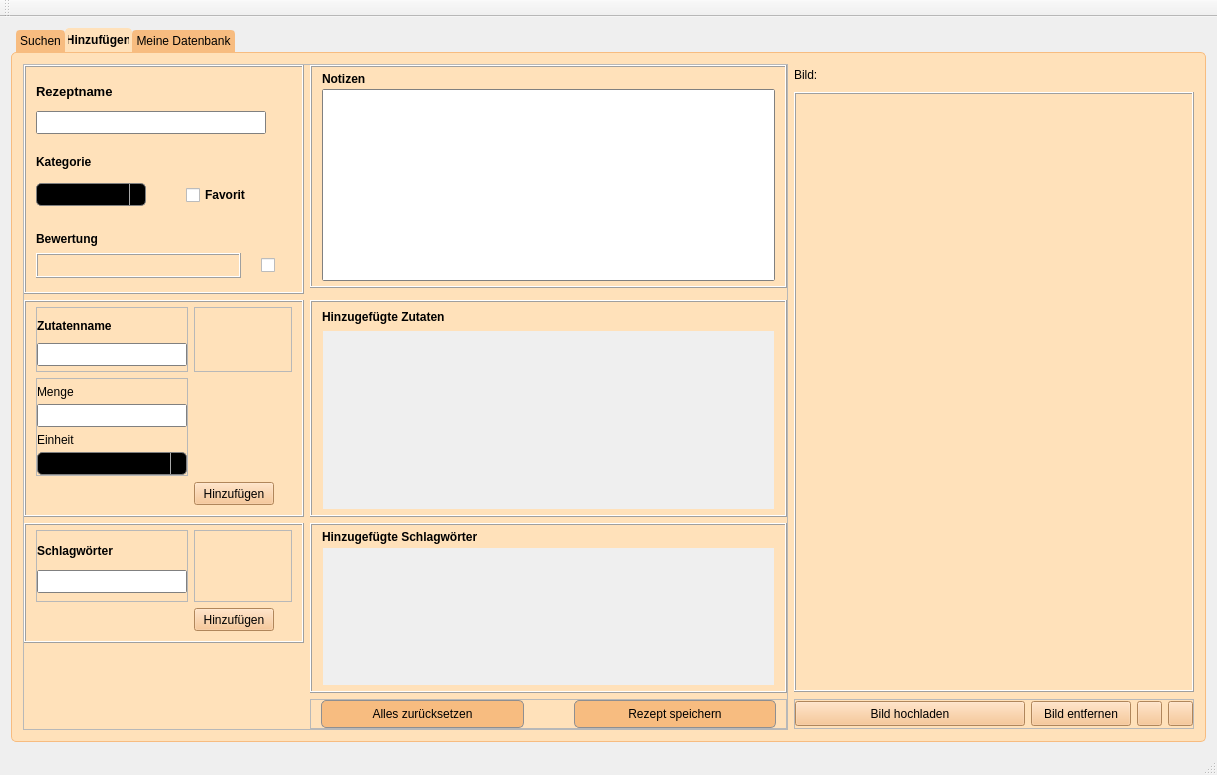
The window that mainwindow.ui (DaDarkDan/CookAndBakeryDb) describes before a commit, drawn with Qt 5.
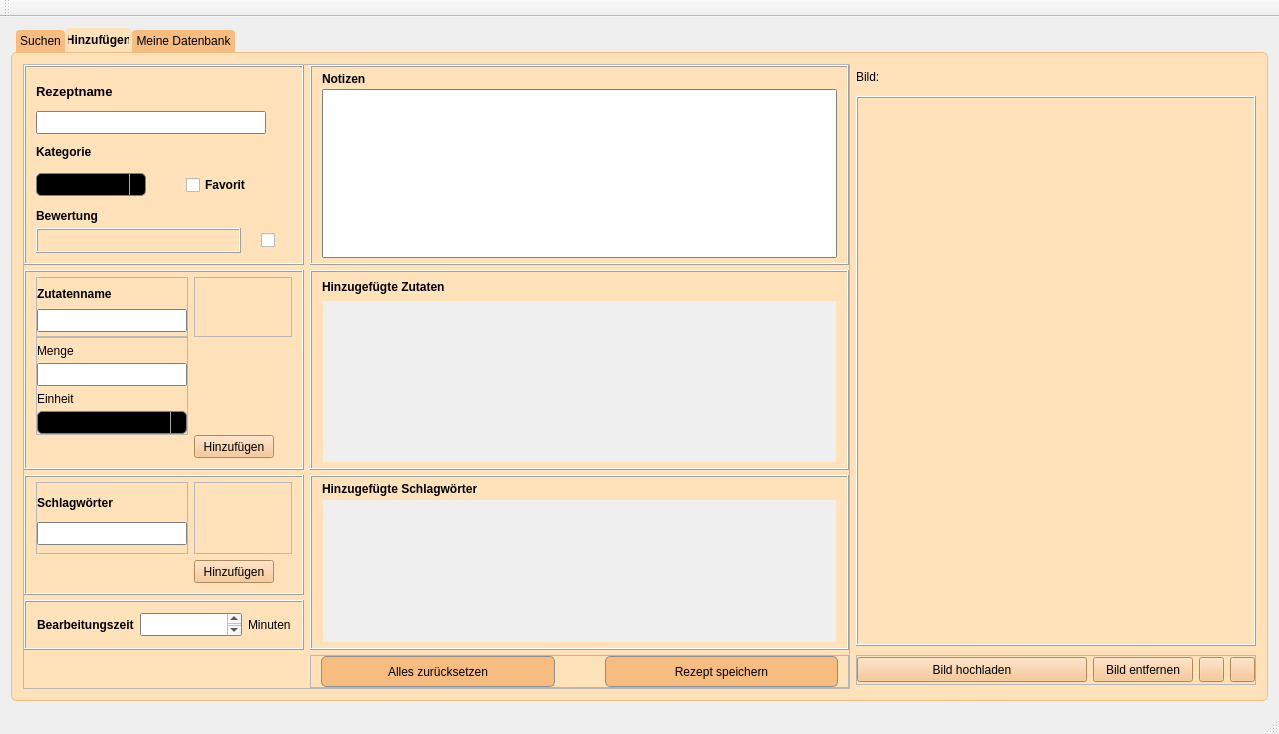
The same window after the commit. The open tabs and pages were chosen to show the change. Icons and pictures are not drawn.

Commit message: Added Change Dialog frame

```diff
--- a/mainwindow.ui
+++ b/mainwindow.ui
@@ -6,8 +6,8 @@
    <rect>
     <x>0</x>
     <y>0</y>
-    <width>1217</width>
-    <height>775</height>
+    <width>1279</width>
+    <height>734</height>
    </rect>
   </property>
   <property name="minimumSize">
@@ -1371,360 +1371,21 @@
            <property name="bottomMargin">
             <number>0</number>
            </property>
-           <item row="0" column="1" rowspan="2">
-            <widget class="QFrame" name="createNameCategoryFrame">
-             <property name="minimumSize">
-              <size>
-               <width>280</width>
-               <height>130</height>
-              </size>
-             </property>
-             <property name="maximumSize">
-              <size>
-               <width>280</width>
-               <height>16777215</height>
-              </size>
-             </property>
-             <property name="frameShape">
-              <enum>QFrame::Box</enum>
-             </property>
-             <property name="frameShadow">
-              <enum>QFrame::Raised</enum>
-             </property>
-             <property name="lineWidth">
-              <number>1</number>
-             </property>
-             <layout class="QGridLayout" name="gridLayout_3">
-              <property name="sizeConstraint">
-               <enum>QLayout::SetDefaultConstraint</enum>
-              </property>
-              <property name="leftMargin">
-               <number>10</number>
-              </property>
-              <property name="topMargin">
-               <number>5</number>
-              </property>
-              <property name="rightMargin">
-               <number>10</number>
-              </property>
-              <property name="bottomMargin">
-               <number>10</number>
-              </property>
-              <item row="4" column="0">
-               <widget class="QFrame" name="frame_4">
-                <property name="minimumSize">
-                 <size>
-                  <width>0</width>
-                  <height>50</height>
-                 </size>
-                </property>
-                <property name="frameShape">
-                 <enum>QFrame::NoFrame</enum>
-                </property>
-                <property name="frameShadow">
-                 <enum>QFrame::Raised</enum>
-                </property>
-                <layout class="QGridLayout" name="gridLayout_7">
-                 <property name="leftMargin">
-                  <number>0</number>
-                 </property>
-                 <property name="topMargin">
-                  <number>0</number>
-                 </property>
-                 <property name="rightMargin">
-                  <number>0</number>
-                 </property>
-                 <property name="bottomMargin">
-                  <number>0</number>
-                 </property>
-                 <property name="horizontalSpacing">
-                  <number>20</number>
-                 </property>
-                 <property name="verticalSpacing">
-                  <number>0</number>
-                 </property>
-                 <item row="0" column="0">
-                  <widget class="QLabel" name="createRatingTitleLabel">
-                   <property name="minimumSize">
-                    <size>
-                     <width>100</width>
-                     <height>25</height>
-                    </size>
-                   </property>
-                   <property name="maximumSize">
-                    <size>
-                     <width>100</width>
-                     <height>25</height>
-                    </size>
-                   </property>
-                   <property name="font">
-                    <font>
-                     <weight>75</weight>
-                     <bold>true</bold>
-                    </font>
-                   </property>
-                   <property name="frameShape">
-                    <enum>QFrame::NoFrame</enum>
-                   </property>
-                   <property name="text">
-                    <string>Bewertung</string>
-                   </property>
-                  </widget>
-                 </item>
-                 <item row="1" column="0">
-                  <widget class="QFrame" name="createRatingStarFrame">
-                   <property name="sizePolicy">
-                    <sizepolicy hsizetype="Preferred" vsizetype="Preferred">
-                     <horstretch>0</horstretch>
-                     <verstretch>0</verstretch>
-                    </sizepolicy>
-                   </property>
-                   <property name="minimumSize">
-                    <size>
-                     <width>205</width>
-                     <height>25</height>
-                    </size>
-                   </property>
-                   <property name="maximumSize">
-                    <size>
-                     <width>205</width>
-                     <height>25</height>
-                    </size>
-                   </property>
-                   <property name="frameShape">
-                    <enum>QFrame::Box</enum>
-                   </property>
-                   <property name="frameShadow">
-                    <enum>QFrame::Raised</enum>
-                   </property>
-                  </widget>
-                 </item>
-                 <item row="1" column="1">
-                  <widget class="QCheckBox" name="createRatingCheckBox">
-                   <property name="minimumSize">
-                    <size>
-                     <width>25</width>
-                     <height>25</height>
-                    </size>
-                   </property>
-                   <property name="text">
-                    <string/>
-                   </property>
-                  </widget>
-                 </item>
-                </layout>
-               </widget>
-              </item>
-              <item row="0" column="0">
-               <widget class="QFrame" name="frame_2">
-                <property name="minimumSize">
-                 <size>
-                  <width>250</width>
-                  <height>70</height>
-                 </size>
-                </property>
-                <property name="frameShape">
-                 <enum>QFrame::NoFrame</enum>
-                </property>
-                <property name="frameShadow">
-                 <enum>QFrame::Raised</enum>
-                </property>
-                <layout class="QVBoxLayout" name="verticalLayout_6">
-                 <property name="spacing">
-                  <number>0</number>
-                 </property>
-                 <property name="leftMargin">
-                  <number>0</number>
-                 </property>
-                 <property name="topMargin">
-                  <number>0</number>
-                 </property>
-                 <property name="rightMargin">
-                  <number>0</number>
-                 </property>
-                 <property name="bottomMargin">
-                  <number>0</number>
-                 </property>
-                 <item>
-                  <widget class="QLabel" name="createNameTitleLabel">
-                   <property name="minimumSize">
-                    <size>
-                     <width>150</width>
-                     <height>25</height>
-                    </size>
-                   </property>
-                   <property name="maximumSize">
-                    <size>
-                     <width>150</width>
-                     <height>25</height>
-                    </size>
-                   </property>
-                   <property name="font">
-                    <font>
-                     <pointsize>10</pointsize>
-                     <weight>75</weight>
-                     <bold>true</bold>
-                    </font>
-                   </property>
-                   <property name="text">
-                    <string>Rezeptname</string>
-                   </property>
-                  </widget>
-                 </item>
-                 <item>
-                  <widget class="QTextEdit" name="createNameTxtEdit">
-                   <property name="sizePolicy">
-                    <sizepolicy hsizetype="Preferred" vsizetype="Preferred">
-                     <horstretch>0</horstretch>
-                     <verstretch>0</verstretch>
-                    </sizepolicy>
-                   </property>
-                   <property name="minimumSize">
-                    <size>
-                     <width>230</width>
-                     <height>23</height>
-                    </size>
-                   </property>
-                   <property name="maximumSize">
-                    <size>
-                     <width>230</width>
-                     <height>23</height>
-                    </size>
-                   </property>
-                   <property name="verticalScrollBarPolicy">
-                    <enum>Qt::ScrollBarAlwaysOff</enum>
-                   </property>
-                  </widget>
-                 </item>
-                </layout>
-               </widget>
-              </item>
-              <item row="1" column="0">
-               <widget class="QFrame" name="frame_3">
-                <property name="minimumSize">
-                 <size>
-                  <width>200</width>
-                  <height>70</height>
-                 </size>
-                </property>
-                <property name="frameShape">
-                 <enum>QFrame::NoFrame</enum>
-                </property>
-                <property name="frameShadow">
-                 <enum>QFrame::Raised</enum>
-                </property>
-                <layout class="QGridLayout" name="gridLayout_6">
-                 <property name="leftMargin">
-                  <number>0</number>
-                 </property>
-                 <property name="topMargin">
-                  <number>0</number>
-                 </property>
-                 <property name="rightMargin">
-                  <number>0</number>
-                 </property>
-                 <property name="bottomMargin">
-                  <number>0</number>
-                 </property>
-                 <property name="horizontalSpacing">
-                  <number>40</number>
-                 </property>
-                 <property name="verticalSpacing">
-                  <number>0</number>
-                 </property>
-                 <item row="0" column="0">
-                  <widget class="QLabel" name="createCategoryTItleLabel">
-                   <property name="minimumSize">
-                    <size>
-                     <width>100</width>
-                     <height>25</height>
-                    </size>
-                   </property>
-                   <property name="maximumSize">
-                    <size>
-                     <width>100</width>
-                     <height>25</height>
-                    </size>
-                   </property>
-                   <property name="font">
-                    <font>
-                     <weight>75</weight>
-                     <bold>true</bold>
-                    </font>
-                   </property>
-                   <property name="text">
-                    <string>Kategorie</string>
-                   </property>
-                  </widget>
-                 </item>
-                 <item row="1" column="0">
-                  <widget class="QComboBox" name="createCategoryComboBox">
-                   <property name="sizePolicy">
-                    <sizepolicy hsizetype="Preferred" vsizetype="Preferred">
-                     <horstretch>0</horstretch>
-                     <verstretch>0</verstretch>
-                    </sizepolicy>
-                   </property>
-                   <property name="minimumSize">
-                    <size>
-                     <width>110</width>
-                     <height>23</height>
-                    </size>
-                   </property>
-                   <property name="maximumSize">
-                    <size>
-                     <width>110</width>
-                     <height>23</height>
-                    </size>
-                   </property>
-                  </widget>
-                 </item>
-                 <item row="1" column="1">
-                  <widget class="QCheckBox" name="createFavouriteCheckBox">
-                   <property name="minimumSize">
-                    <size>
-                     <width>100</width>
-                     <height>40</height>
-                    </size>
-                   </property>
-                   <property name="font">
-                    <font>
-                     <weight>75</weight>
-                     <bold>true</bold>
-                    </font>
-                   </property>
-                   <property name="text">
-                    <string>Favorit</string>
-                   </property>
-                   <property name="iconSize">
-                    <size>
-                     <width>16</width>
-                     <height>16</height>
-                    </size>
-                   </property>
-                   <property name="tristate">
-                    <bool>false</bool>
-                   </property>
-                  </widget>
-                 </item>
-                </layout>
-               </widget>
-              </item>
-             </layout>
-            </widget>
-           </item>
+           <property name="verticalSpacing">
+            <number>5</number>
+           </property>
            <item row="0" column="2">
             <widget class="QFrame" name="createNotesFrame">
              <property name="minimumSize">
               <size>
                <width>400</width>
-               <height>150</height>
+               <height>200</height>
               </size>
              </property>
              <property name="maximumSize">
               <size>
                <width>16777215</width>
-               <height>16777215</height>
+               <height>200</height>
               </size>
              </property>
              <property name="frameShape">
@@ -1804,13 +1465,13 @@
              <property name="minimumSize">
               <size>
                <width>280</width>
-               <height>170</height>
+               <height>200</height>
               </size>
              </property>
              <property name="maximumSize">
               <size>
                <width>280</width>
-               <height>16777215</height>
+               <height>200</height>
               </size>
              </property>
              <property name="frameShape">
@@ -1838,6 +1499,9 @@
               <property name="bottomMargin">
                <number>10</number>
               </property>
+              <property name="verticalSpacing">
+               <number>0</number>
+              </property>
               <item row="2" column="2">
                <widget class="QPushButton" name="createAddIngredientBtn">
                 <property name="sizePolicy">
@@ -2149,7 +1813,7 @@
              <property name="maximumSize">
               <size>
                <width>280</width>
-               <height>16777215</height>
+               <height>120</height>
               </size>
              </property>
              <property name="frameShape">
@@ -2346,13 +2010,13 @@
              <property name="minimumSize">
               <size>
                <width>400</width>
-               <height>170</height>
+               <height>200</height>
               </size>
              </property>
              <property name="maximumSize">
               <size>
                <width>16777215</width>
-               <height>16777215</height>
+               <height>200</height>
               </size>
              </property>
              <property name="frameShape">
@@ -2412,8 +2076,8 @@
                   <rect>
                    <x>0</x>
                    <y>0</y>
-                   <width>459</width>
-                   <height>180</height>
+                   <width>521</width>
+                   <height>161</height>
                   </rect>
                  </property>
                 </widget>
@@ -2487,8 +2151,8 @@
                   <rect>
                    <x>0</x>
                    <y>0</y>
-                   <width>459</width>
-                   <height>138</height>
+                   <width>521</width>
+                   <height>143</height>
                   </rect>
                  </property>
                 </widget>
@@ -2571,6 +2235,429 @@
              </layout>
             </widget>
            </item>
+           <item row="4" column="1">
+            <widget class="QFrame" name="frame_15">
+             <property name="minimumSize">
+              <size>
+               <width>280</width>
+               <height>50</height>
+              </size>
+             </property>
+             <property name="maximumSize">
+              <size>
+               <width>280</width>
+               <height>50</height>
+              </size>
+             </property>
+             <property name="frameShape">
+              <enum>QFrame::Box</enum>
+             </property>
+             <property name="frameShadow">
+              <enum>QFrame::Raised</enum>
+             </property>
+             <layout class="QHBoxLayout" name="horizontalLayout_12">
+              <item>
+               <widget class="QLabel" name="label_3">
+                <property name="font">
+                 <font>
+                  <weight>75</weight>
+                  <bold>true</bold>
+                 </font>
+                </property>
+                <property name="text">
+                 <string>Bearbeitungszeit</string>
+                </property>
+               </widget>
+              </item>
+              <item>
+               <widget class="QTextEdit" name="textEdit">
+                <property name="minimumSize">
+                 <size>
+                  <width>0</width>
+                  <height>23</height>
+                 </size>
+                </property>
+                <property name="maximumSize">
+                 <size>
+                  <width>16777215</width>
+                  <height>23</height>
+                 </size>
+                </property>
+               </widget>
+              </item>
+              <item>
+               <widget class="QLabel" name="label_4">
+                <property name="minimumSize">
+                 <size>
+                  <width>0</width>
+                  <height>23</height>
+                 </size>
+                </property>
+                <property name="maximumSize">
+                 <size>
+                  <width>16777215</width>
+                  <height>23</height>
+                 </size>
+                </property>
+                <property name="font">
+                 <font>
+                  <weight>50</weight>
+                  <bold>false</bold>
+                 </font>
+                </property>
+                <property name="text">
+                 <string>Minuten</string>
+                </property>
+               </widget>
+              </item>
+             </layout>
+            </widget>
+           </item>
+           <item row="0" column="1">
+            <widget class="QFrame" name="createNameCategoryFrame">
+             <property name="minimumSize">
+              <size>
+               <width>280</width>
+               <height>200</height>
+              </size>
+             </property>
+             <property name="maximumSize">
+              <size>
+               <width>280</width>
+               <height>200</height>
+              </size>
+             </property>
+             <property name="frameShape">
+              <enum>QFrame::Box</enum>
+             </property>
+             <property name="frameShadow">
+              <enum>QFrame::Raised</enum>
+             </property>
+             <property name="lineWidth">
+              <number>1</number>
+             </property>
+             <layout class="QGridLayout" name="gridLayout_3">
+              <property name="sizeConstraint">
+               <enum>QLayout::SetDefaultConstraint</enum>
+              </property>
+              <property name="leftMargin">
+               <number>10</number>
+              </property>
+              <property name="topMargin">
+               <number>5</number>
+              </property>
+              <property name="rightMargin">
+               <number>10</number>
+              </property>
+              <property name="bottomMargin">
+               <number>10</number>
+              </property>
+              <property name="verticalSpacing">
+               <number>0</number>
+              </property>
+              <item row="4" column="0">
+               <widget class="QFrame" name="frame_4">
+                <property name="minimumSize">
+                 <size>
+                  <width>0</width>
+                  <height>50</height>
+                 </size>
+                </property>
+                <property name="frameShape">
+                 <enum>QFrame::NoFrame</enum>
+                </property>
+                <property name="frameShadow">
+                 <enum>QFrame::Raised</enum>
+                </property>
+                <layout class="QGridLayout" name="gridLayout_7">
+                 <property name="leftMargin">
+                  <number>0</number>
+                 </property>
+                 <property name="topMargin">
+                  <number>0</number>
+                 </property>
+                 <property name="rightMargin">
+                  <number>0</number>
+                 </property>
+                 <property name="bottomMargin">
+                  <number>0</number>
+                 </property>
+                 <property name="horizontalSpacing">
+                  <number>20</number>
+                 </property>
+                 <property name="verticalSpacing">
+                  <number>0</number>
+                 </property>
+                 <item row="0" column="0">
+                  <widget class="QLabel" name="createRatingTitleLabel">
+                   <property name="minimumSize">
+                    <size>
+                     <width>100</width>
+                     <height>25</height>
+                    </size>
+                   </property>
+                   <property name="maximumSize">
+                    <size>
+                     <width>100</width>
+                     <height>25</height>
+                    </size>
+                   </property>
+                   <property name="font">
+                    <font>
+                     <weight>75</weight>
+                     <bold>true</bold>
+                    </font>
+                   </property>
+                   <property name="frameShape">
+                    <enum>QFrame::NoFrame</enum>
+                   </property>
+                   <property name="text">
+                    <string>Bewertung</string>
+                   </property>
+                  </widget>
+                 </item>
+                 <item row="1" column="0">
+                  <widget class="QFrame" name="createRatingStarFrame">
+                   <property name="sizePolicy">
+                    <sizepolicy hsizetype="Preferred" vsizetype="Preferred">
+                     <horstretch>0</horstretch>
+                     <verstretch>0</verstretch>
+                    </sizepolicy>
+                   </property>
+                   <property name="minimumSize">
+                    <size>
+                     <width>205</width>
+                     <height>25</height>
+                    </size>
+                   </property>
+                   <property name="maximumSize">
+                    <size>
+                     <width>205</width>
+                     <height>25</height>
+                    </size>
+                   </property>
+                   <property name="frameShape">
+                    <enum>QFrame::Box</enum>
+                   </property>
+                   <property name="frameShadow">
+                    <enum>QFrame::Raised</enum>
+                   </property>
+                  </widget>
+                 </item>
+                 <item row="1" column="1">
+                  <widget class="QCheckBox" name="createRatingCheckBox">
+                   <property name="minimumSize">
+                    <size>
+                     <width>25</width>
+                     <height>25</height>
+                    </size>
+                   </property>
+                   <property name="text">
+                    <string/>
+                   </property>
+                  </widget>
+                 </item>
+                </layout>
+               </widget>
+              </item>
+              <item row="0" column="0">
+               <widget class="QFrame" name="frame_2">
+                <property name="minimumSize">
+                 <size>
+                  <width>250</width>
+                  <height>70</height>
+                 </size>
+                </property>
+                <property name="frameShape">
+                 <enum>QFrame::NoFrame</enum>
+                </property>
+                <property name="frameShadow">
+                 <enum>QFrame::Raised</enum>
+                </property>
+                <layout class="QVBoxLayout" name="verticalLayout_6">
+                 <property name="spacing">
+                  <number>0</number>
+                 </property>
+                 <property name="leftMargin">
+                  <number>0</number>
+                 </property>
+                 <property name="topMargin">
+                  <number>0</number>
+                 </property>
+                 <property name="rightMargin">
+                  <number>0</number>
+                 </property>
+                 <property name="bottomMargin">
+                  <number>0</number>
+                 </property>
+                 <item>
+                  <widget class="QLabel" name="createNameTitleLabel">
+                   <property name="minimumSize">
+                    <size>
+                     <width>150</width>
+                     <height>25</height>
+                    </size>
+                   </property>
+                   <property name="maximumSize">
+                    <size>
+                     <width>150</width>
+                     <height>25</height>
+                    </size>
+                   </property>
+                   <property name="font">
+                    <font>
+                     <pointsize>10</pointsize>
+                     <weight>75</weight>
+                     <bold>true</bold>
+                    </font>
+                   </property>
+                   <property name="text">
+                    <string>Rezeptname</string>
+                   </property>
+                  </widget>
+                 </item>
+                 <item>
+                  <widget class="QTextEdit" name="createNameTxtEdit">
+                   <property name="sizePolicy">
+                    <sizepolicy hsizetype="Preferred" vsizetype="Preferred">
+                     <horstretch>0</horstretch>
+                     <verstretch>0</verstretch>
+                    </sizepolicy>
+                   </property>
+                   <property name="minimumSize">
+                    <size>
+                     <width>230</width>
+                     <height>23</height>
+                    </size>
+                   </property>
+                   <property name="maximumSize">
+                    <size>
+                     <width>230</width>
+                     <height>23</height>
+                    </size>
+                   </property>
+                   <property name="verticalScrollBarPolicy">
+                    <enum>Qt::ScrollBarAlwaysOff</enum>
+                   </property>
+                  </widget>
+                 </item>
+                </layout>
+               </widget>
+              </item>
+              <item row="1" column="0">
+               <widget class="QFrame" name="frame_3">
+                <property name="minimumSize">
+                 <size>
+                  <width>200</width>
+                  <height>70</height>
+                 </size>
+                </property>
+                <property name="frameShape">
+                 <enum>QFrame::NoFrame</enum>
+                </property>
+                <property name="frameShadow">
+                 <enum>QFrame::Raised</enum>
+                </property>
+                <layout class="QGridLayout" name="gridLayout_6">
+                 <property name="leftMargin">
+                  <number>0</number>
+                 </property>
+                 <property name="topMargin">
+                  <number>0</number>
+                 </property>
+                 <property name="rightMargin">
+                  <number>0</number>
+                 </property>
+                 <property name="bottomMargin">
+                  <number>0</number>
+                 </property>
+                 <property name="horizontalSpacing">
+                  <number>40</number>
+                 </property>
+                 <property name="verticalSpacing">
+                  <number>0</number>
+                 </property>
+                 <item row="0" column="0">
+                  <widget class="QLabel" name="createCategoryTItleLabel">
+                   <property name="minimumSize">
+                    <size>
+                     <width>100</width>
+                     <height>25</height>
+                    </size>
+                   </property>
+                   <property name="maximumSize">
+                    <size>
+                     <width>100</width>
+                     <height>25</height>
+                    </size>
+                   </property>
+                   <property name="font">
+                    <font>
+                     <weight>75</weight>
+                     <bold>true</bold>
+                    </font>
+                   </property>
+                   <property name="text">
+                    <string>Kategorie</string>
+                   </property>
+                  </widget>
+                 </item>
+                 <item row="1" column="0">
+                  <widget class="QComboBox" name="createCategoryComboBox">
+                   <property name="sizePolicy">
+                    <sizepolicy hsizetype="Preferred" vsizetype="Preferred">
+                     <horstretch>0</horstretch>
+                     <verstretch>0</verstretch>
+                    </sizepolicy>
+                   </property>
+                   <property name="minimumSize">
+                    <size>
+                     <width>110</width>
+                     <height>23</height>
+                    </size>
+                   </property>
+                   <property name="maximumSize">
+                    <size>
+                     <width>110</width>
+                     <height>23</height>
+                    </size>
+                   </property>
+                  </widget>
+                 </item>
+                 <item row="1" column="1">
+                  <widget class="QCheckBox" name="createFavouriteCheckBox">
+                   <property name="minimumSize">
+                    <size>
+                     <width>100</width>
+                     <height>40</height>
+                    </size>
+                   </property>
+                   <property name="font">
+                    <font>
+                     <weight>75</weight>
+                     <bold>true</bold>
+                    </font>
+                   </property>
+                   <property name="text">
+                    <string>Favorit</string>
+                   </property>
+                   <property name="iconSize">
+                    <size>
+                     <width>16</width>
+                     <height>16</height>
+                    </size>
+                   </property>
+                   <property name="tristate">
+                    <bool>false</bool>
+                   </property>
+                  </widget>
+                 </item>
+                </layout>
+               </widget>
+              </item>
+             </layout>
+            </widget>
+           </item>
           </layout>
          </widget>
         </item>
@@ -2631,13 +2718,13 @@
              <property name="minimumSize">
               <size>
                <width>400</width>
-               <height>600</height>
+               <height>550</height>
               </size>
              </property>
              <property name="maximumSize">
               <size>
                <width>400</width>
-               <height>600</height>
+               <height>550</height>
               </size>
              </property>
              <property name="frameShape">
```
Left out of the diff: 8 changed lines with no effect on the pictures. The commit also changes 10 other files.
